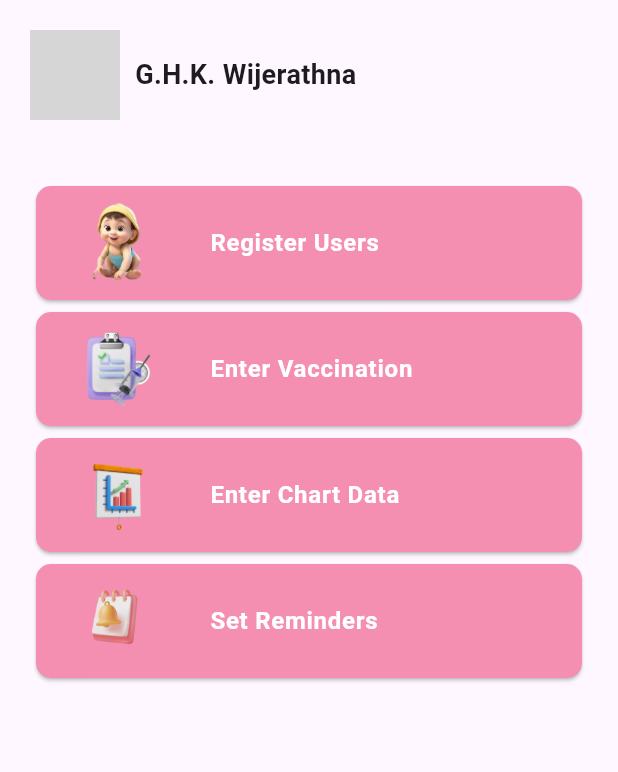
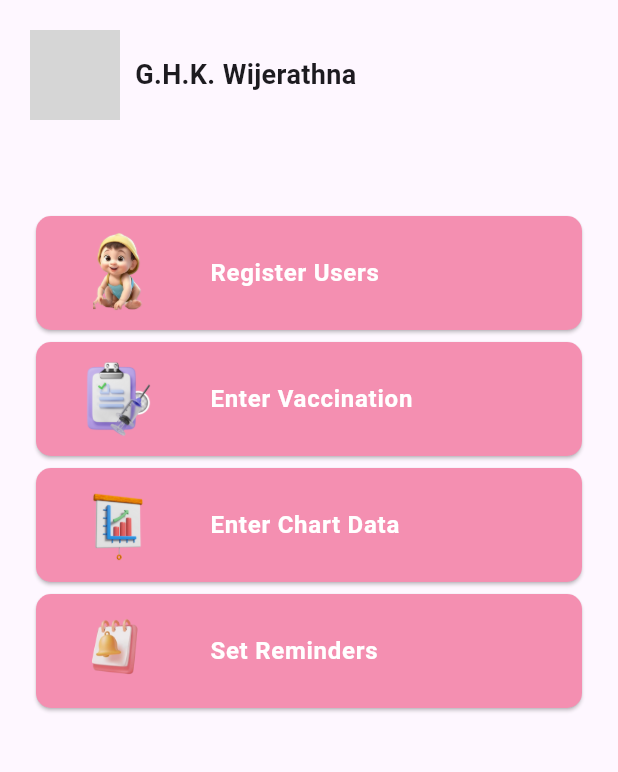
Before and after one commit to Nipuni102/BabyChart-Frontend, a Flutter app: the MidHome screen opened by its route, on a phone screen of 412 x 824 dp, the part 84-856 px from its top. Run offline on Flutter 3.47's test engine with Material 3 defaults, Android fonts, the light colour scheme and no system bars; our stand-ins replace fl_chart, outline_gradient_button; missing offline and left inert: qr_code_scanner; grey boxes are pictures that could not be loaded.

Commit message:
midhome card height

```diff
--- a/babychart/lib/MidHome.dart
+++ b/babychart/lib/MidHome.dart
@@ -54,7 +54,7 @@ class MidHome extends StatelessWidget {
                 ),
               ],
             ),
-            SizedBox(height: 40),
+            SizedBox(height: 60),
             Expanded(
               child: ListView(
                 children: [
```
